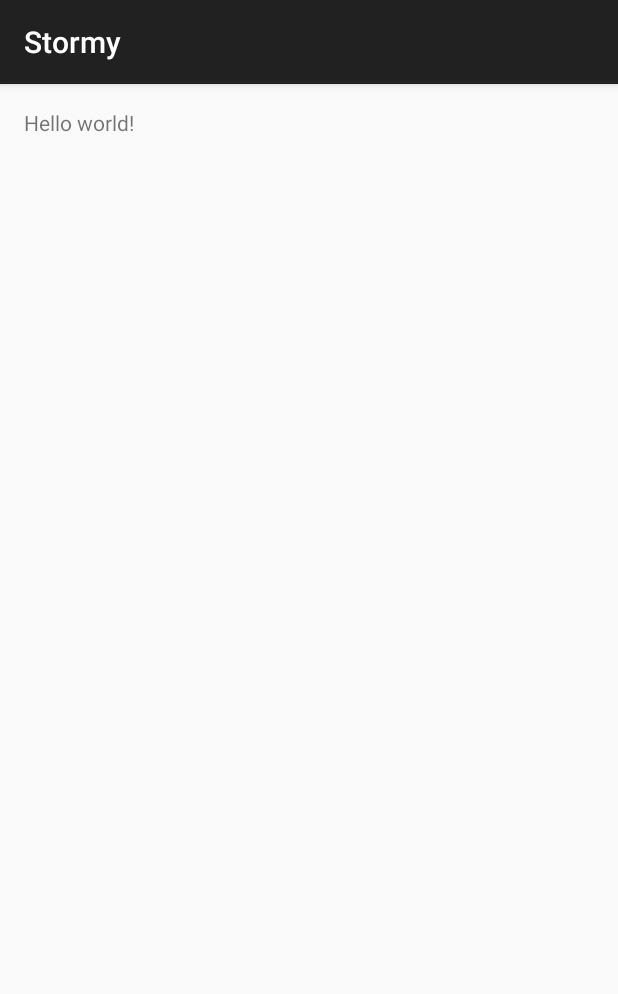
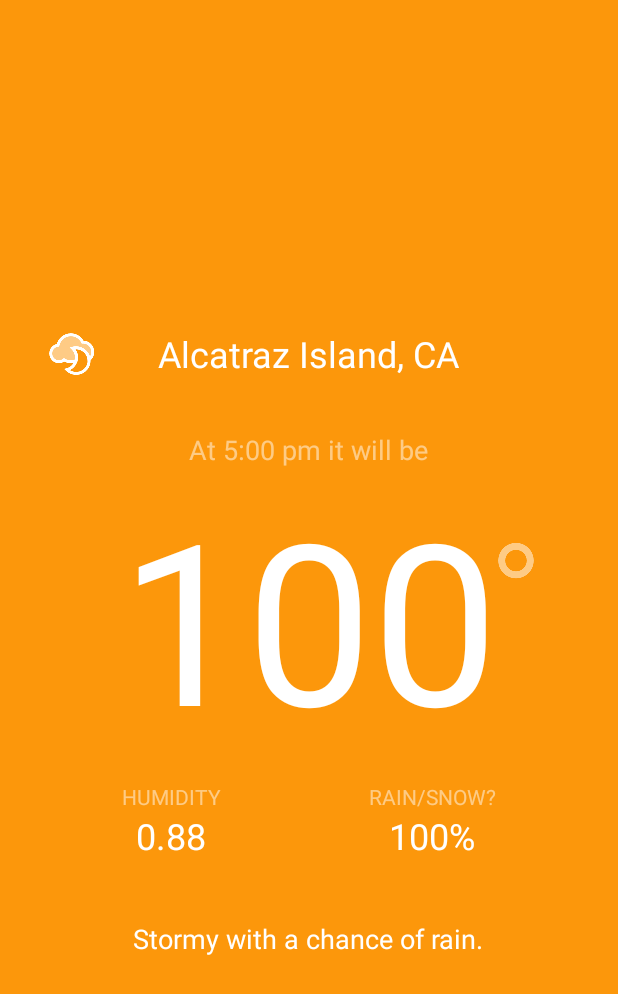
Before and after one commit to SeanKelleyx/StormyAndroid, an Android app: the screen it shows after launch (MainActivity), on a phone screen of 412 x 824 dp. Shown: the top 994 px of the screen. Run offline under Robolectric (Android 15) with nearby library versions, the phone set to English and light mode, and no system bars; libraries missing offline, so code that uses them is left out: com.squareup.okhttp; 4 statements that could not run were skipped.

Commit message:
finish with view

```diff
--- a/app/src/main/AndroidManifest.xml
+++ b/app/src/main/AndroidManifest.xml
@@ -11,7 +11,8 @@
         android:theme="@style/AppTheme" >
         <activity
             android:name=".MainActivity"
-            android:label="@string/app_name" >
+            android:label="@string/app_name"
+            android:screenOrientation="portrait">
             <intent-filter>
                 <action android:name="android.intent.action.MAIN" />
 
--- a/app/src/main/res/layout/activity_main.xml
+++ b/app/src/main/res/layout/activity_main.xml
@@ -6,11 +6,128 @@
                 android:paddingRight="@dimen/activity_horizontal_margin"
                 android:paddingTop="@dimen/activity_vertical_margin"
                 android:paddingBottom="@dimen/activity_vertical_margin"
-                tools:context=".MainActivity">
+                tools:context=".MainActivity"
+    android:background="#fffc970b">
 
     <TextView
-        android:text="@string/hello_world"
         android:layout_width="wrap_content"
-        android:layout_height="wrap_content"/>
+        android:layout_height="wrap_content"
+        android:text="100"
+        android:id="@+id/temperatureLabel"
+        android:layout_centerVertical="true"
+        android:layout_centerHorizontal="true"
+        android:textColor="@android:color/white"
+        android:textSize="150sp" />
+
+    <ImageView
+        android:layout_width="wrap_content"
+        android:layout_height="wrap_content"
+        android:id="@+id/degreeImageView"
+        android:layout_alignTop="@+id/temperatureLabel"
+        android:layout_toRightOf="@+id/temperatureLabel"
+        android:layout_toEndOf="@+id/temperatureLabel"
+        android:clickable="false"
+        android:src="@drawable/degree"
+        android:layout_marginTop="50dp" />
+
+    <TextView
+        android:layout_width="wrap_content"
+        android:layout_height="wrap_content"
+        android:text="At 5:00 pm it will be"
+        android:id="@+id/timeLabel"
+        android:layout_above="@+id/degreeImageView"
+        android:layout_centerHorizontal="true"
+        android:textColor="#80ffffff"
+        android:textSize="18sp" />
+
+    <TextView
+        android:layout_width="wrap_content"
+        android:layout_height="wrap_content"
+        android:text="Alcatraz Island, CA"
+        android:id="@+id/locationLabel"
+        android:layout_alignBottom="@+id/timeLabel"
+        android:layout_centerHorizontal="true"
+        android:layout_marginBottom="60dp"
+        android:textColor="@android:color/white"
+        android:textSize="24sp" />
+
+    <ImageView
+        android:layout_width="wrap_content"
+        android:layout_height="wrap_content"
+        android:id="@+id/iconImageView"
+        android:layout_alignBottom="@+id/locationLabel"
+        android:layout_alignParentLeft="true"
+        android:layout_alignParentStart="true"
+        android:src="@drawable/cloudy_night" />
+
+    <LinearLayout
+        android:orientation="horizontal"
+        android:layout_width="match_parent"
+        android:layout_height="wrap_content"
+        android:layout_below="@+id/temperatureLabel"
+        android:layout_centerHorizontal="true"
+        android:layout_marginTop="10dp"
+        android:id="@+id/linearLayout">
+
+        <LinearLayout
+            android:orientation="vertical"
+            android:layout_width="wrap_content"
+            android:layout_height="match_parent"
+            android:layout_weight="1">
+
+            <TextView
+                android:layout_width="match_parent"
+                android:layout_height="wrap_content"
+                android:text="HUMIDITY"
+                android:id="@+id/humidityLabel"
+                android:textColor="#80ffffff"
+                android:gravity="center_horizontal" />
+
+            <TextView
+                android:layout_width="match_parent"
+                android:layout_height="wrap_content"
+                android:text="0.88"
+                android:id="@+id/humidityValue"
+                android:textColor="#ffffffff"
+                android:textSize="24sp"
+                android:gravity="center_horizontal" />
+        </LinearLayout>
+
+        <LinearLayout
+            android:orientation="vertical"
+            android:layout_width="wrap_content"
+            android:layout_height="match_parent"
+            android:layout_weight="1">
+
+            <TextView
+                android:layout_width="match_parent"
+                android:layout_height="wrap_content"
+                android:text="RAIN/SNOW?"
+                android:id="@+id/precipLabel"
+                android:textColor="#80ffffff"
+                android:gravity="center_horizontal" />
+
+            <TextView
+                android:layout_width="match_parent"
+                android:layout_height="wrap_content"
+                android:text="100%"
+                android:id="@+id/precipValue"
+                android:textColor="#ffffffff"
+                android:textSize="24sp"
+                android:gravity="center_horizontal" />
+        </LinearLayout>
+    </LinearLayout>
+
+    <TextView
+        android:layout_width="wrap_content"
+        android:layout_height="wrap_content"
+        android:text="Stormy with a chance of rain."
+        android:id="@+id/textView"
+        android:layout_below="@+id/linearLayout"
+        android:layout_centerHorizontal="true"
+        android:layout_marginTop="40dp"
+        android:textColor="#ffffffff"
+        android:textSize="18dp"
+        android:gravity="center_horizontal" />
 
 </RelativeLayout>
--- a/app/src/main/res/values/dimens.xml
+++ b/app/src/main/res/values/dimens.xml
@@ -1,5 +1,5 @@
 <resources>
     <!-- Default screen margins, per the Android Design guidelines. -->
-    <dimen name="activity_horizontal_margin">16dp</dimen>
+    <dimen name="activity_horizontal_margin">32dp</dimen>
     <dimen name="activity_vertical_margin">16dp</dimen>
 </resources>
--- a/app/src/main/res/values/styles.xml
+++ b/app/src/main/res/values/styles.xml
@@ -1,7 +1,7 @@
 <resources>
 
     <!-- Base application theme. -->
-    <style name="AppTheme" parent="Theme.AppCompat.Light.DarkActionBar">
+    <style name="AppTheme" parent="Theme.AppCompat.Light.NoActionBar">
         <!-- Customize your theme here. -->
     </style>
 
```
Also changed, not shown: 1 other file.
